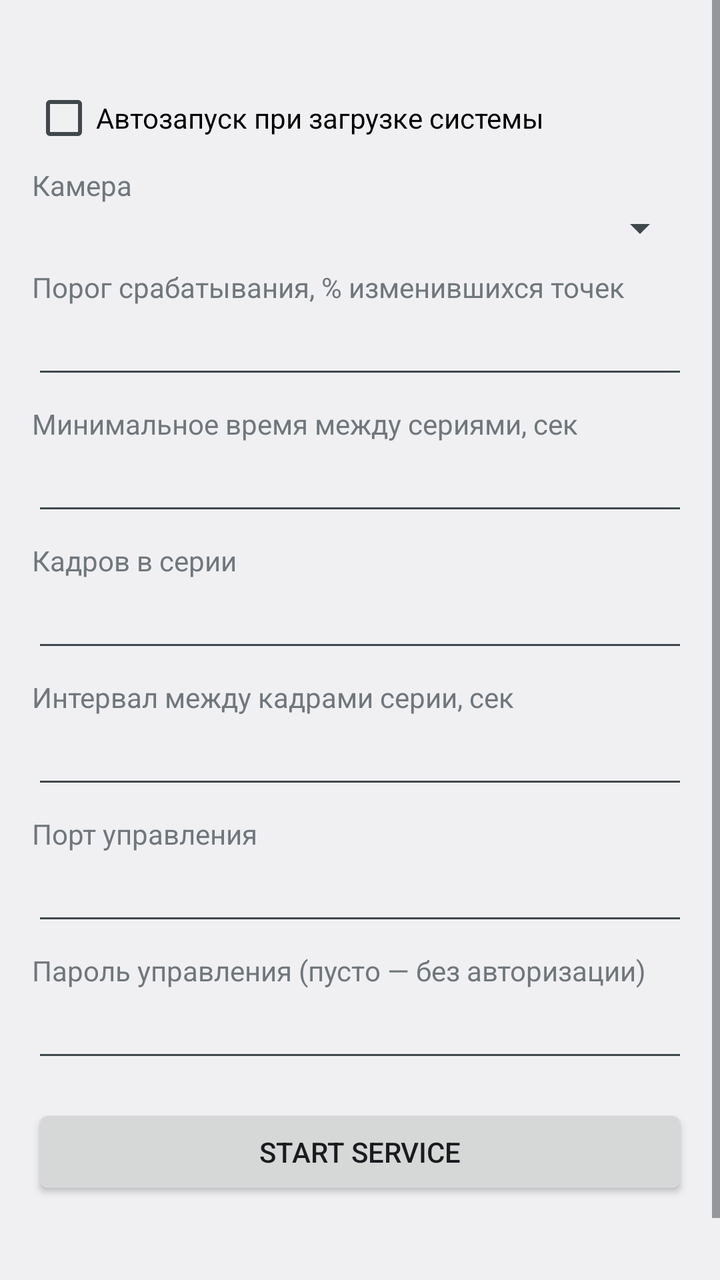
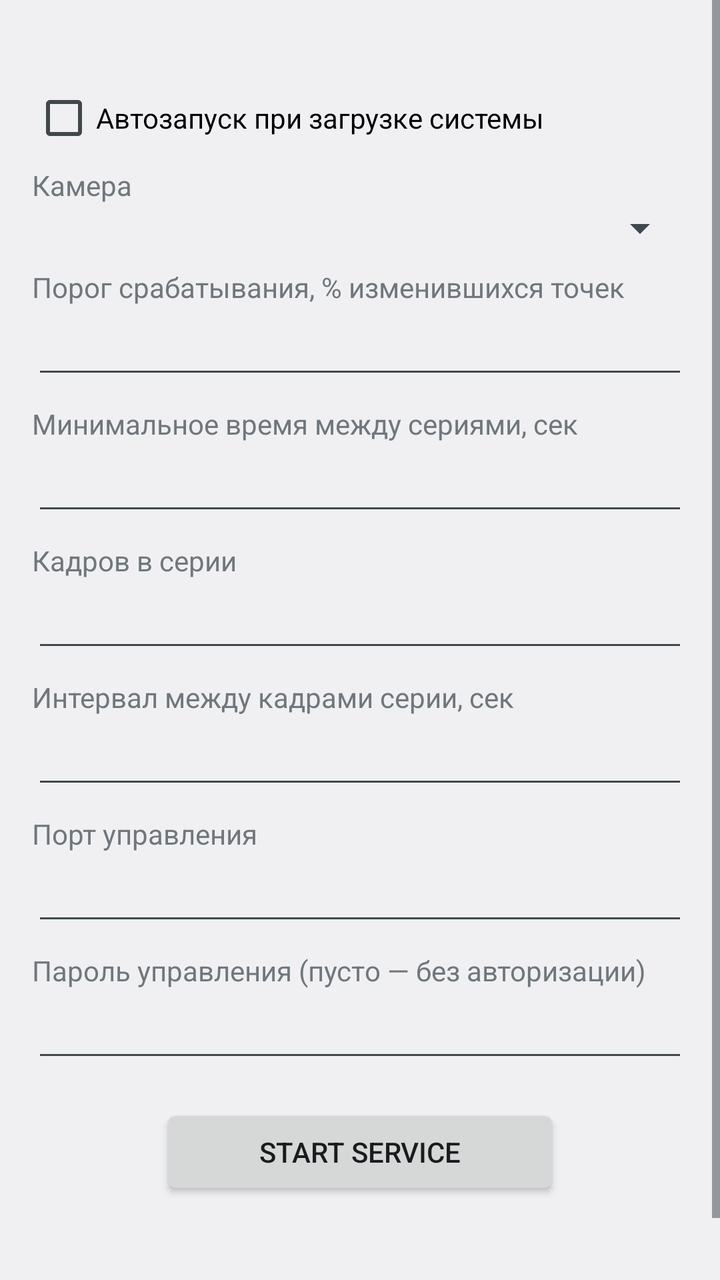

The first picture is an Android layout as it rendered before a commit; the second is the same layout after the commit. The layout source and the unified diff follow.
<!-- AndroidManifest.xml: application theme android:Theme.DeviceDefault.Light -->
<!-- res/layout/activity_main.xml -->
<?xml version="1.0" encoding="utf-8"?>
<ScrollView xmlns:android="http://schemas.android.com/apk/res/android"
    android:layout_width="match_parent"
    android:layout_height="match_parent">

    <LinearLayout
        android:layout_width="match_parent"
        android:layout_height="wrap_content"
        android:orientation="vertical"
        android:padding="16dp">

        <TextView
            android:id="@+id/tvStatus"
            android:layout_width="match_parent"
            android:layout_height="wrap_content"
            android:paddingBottom="8dp"
            android:textIsSelectable="true" />

        <CheckBox
            android:id="@+id/cbAuto"
            android:layout_width="match_parent"
            android:layout_height="wrap_content"
            android:text="Автозапуск при загрузке системы" />

        <TextView
            android:layout_width="match_parent"
            android:layout_height="wrap_content"
            android:paddingTop="8dp"
            android:text="Камера" />

        <Spinner
            android:id="@+id/spCam"
            android:layout_width="match_parent"
            android:layout_height="wrap_content" />

        <TextView
            android:layout_width="match_parent"
            android:layout_height="wrap_content"
            android:paddingTop="8dp"
            android:text="Порог срабатывания, % изменившихся точек" />

        <EditText
            android:id="@+id/eThr"
            android:layout_width="match_parent"
            android:layout_height="wrap_content"
            android:inputType="numberDecimal" />

        <TextView
            android:layout_width="match_parent"
            android:layout_height="wrap_content"
            android:paddingTop="8dp"
            android:text="Минимальное время между сериями, сек" />

        <EditText
            android:id="@+id/eGap"
            android:layout_width="match_parent"
            android:layout_height="wrap_content"
            android:inputType="number" />

        <TextView
            android:layout_width="match_parent"
            android:layout_height="wrap_content"
            android:paddingTop="8dp"
            android:text="Кадров в серии" />

        <EditText
            android:id="@+id/eCnt"
            android:layout_width="match_parent"
            android:layout_height="wrap_content"
            android:inputType="number" />

        <TextView
            android:layout_width="match_parent"
            android:layout_height="wrap_content"
            android:paddingTop="8dp"
            android:text="Интервал между кадрами серии, сек" />

        <EditText
            android:id="@+id/eInt"
            android:layout_width="match_parent"
            android:layout_height="wrap_content"
            android:inputType="numberDecimal" />

        <TextView
            android:layout_width="match_parent"
            android:layout_height="wrap_content"
            android:paddingTop="8dp"
            android:text="Порт управления" />

        <EditText
            android:id="@+id/ePort"
            android:layout_width="match_parent"
            android:layout_height="wrap_content"
            android:inputType="number" />

        <TextView
            android:layout_width="match_parent"
            android:layout_height="wrap_content"
            android:paddingTop="8dp"
            android:text="Пароль управления (пусто — без авторизации)" />

        <EditText
            android:id="@+id/ePass"
            android:layout_width="match_parent"
            android:layout_height="wrap_content"
            android:inputType="text" />

        <Button
            android:id="@+id/btnSave"
            android:layout_width="match_parent"
            android:layout_height="wrap_content"
            android:layout_marginTop="16dp"
            android:text="START SERVICE" />

        <TextView
            android:id="@+id/tvHint"
            android:layout_width="match_parent"
            android:layout_height="wrap_content"
            android:paddingTop="12dp"
            android:textSize="12sp" />

        <TextView
            android:id="@+id/tvVer"
            android:layout_width="match_parent"
            android:layout_height="wrap_content"
            android:paddingTop="12dp"
            android:textSize="12sp" />
    </LinearLayout>
</ScrollView>
<!-- resources referenced by this layout -->
<resources>

</resources>

<!-- the commit's change to res/layout/activity_main.xml (unified diff, before → after) -->
@@ -107,8 +107,10 @@
 
         <Button
             android:id="@+id/btnSave"
-            android:layout_width="match_parent"
+            android:layout_width="wrap_content"
             android:layout_height="wrap_content"
+            android:layout_gravity="center_horizontal"
+            android:minWidth="200dp"
             android:layout_marginTop="16dp"
             android:text="START SERVICE" />
 
